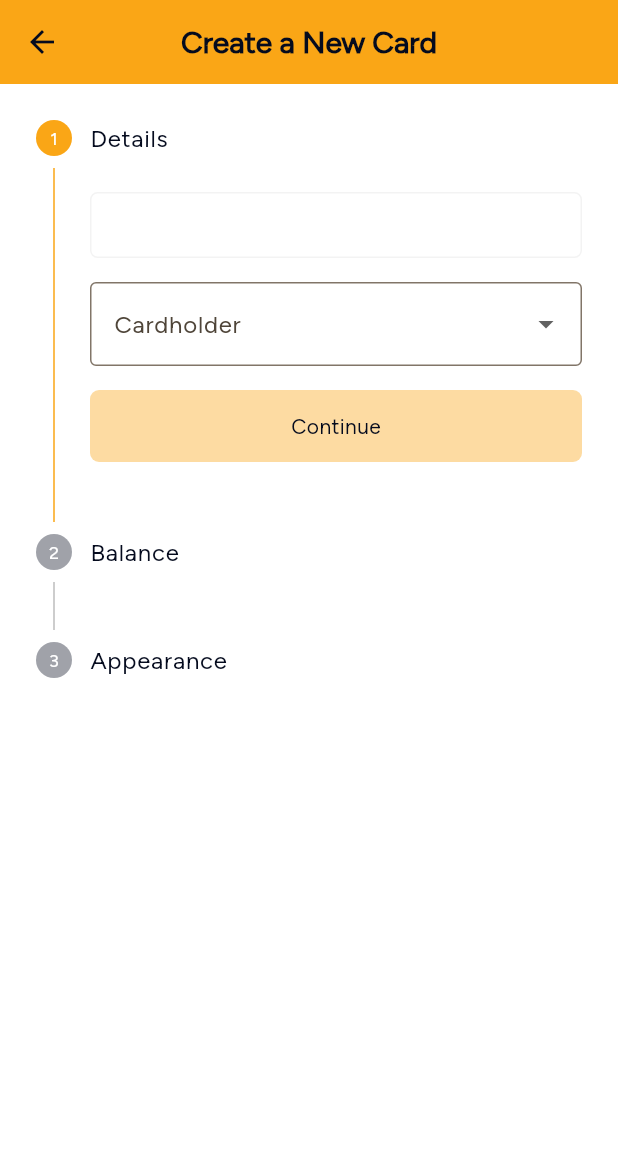
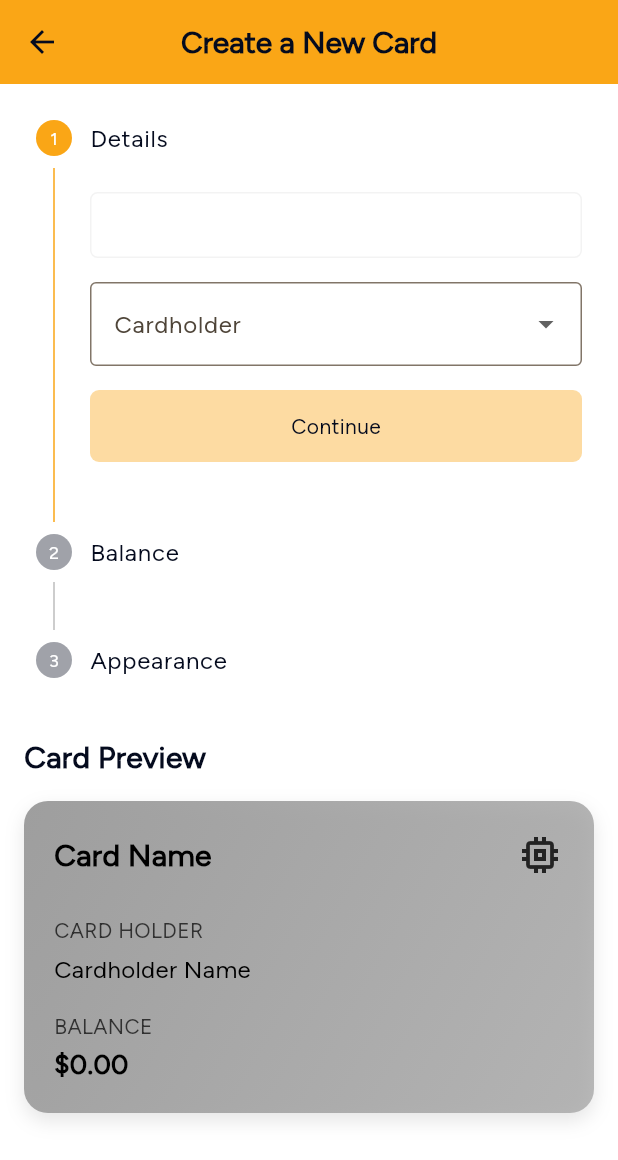
Before and after one commit to manaf-humany/pemo_test_app, a Flutter app: the CreateCardPage screen opened directly, on a phone screen of 412 x 824 dp. Shown: the top 1160 px of the screen. Run offline on Flutter 3.47's test engine with Material 3 defaults, Android fonts, the light colour scheme and no system bars; our stand-ins replace bloc, cached_network_image, dartz, dio, equatable, flutter_bloc and 13 more; missing offline and left inert: storybook_flutter; accounts and stored records are empty; project files that could hold a hidden picture were left out.

Commit message:
feat: add live card preview to create card stepper
This commit introduces a live preview of the card being created within the `CreateCardPage`.

- Wraps the `Stepper` in a `SingleChildScrollView` to accommodate the new preview section.
- Adds a `_CardPreview` widget below the stepper.
- The `_CardPreview` widget displays a `CardItemWidget` that updates in real-time based on the user's input in the stepper (card name, cardholder name, balance, and card color).
- Default placeholder values are used for the preview if the corresponding fields are empty.

```diff
--- a/lib/features/manage_cards/presentation/create_card/pages/create_card_page.dart
+++ b/lib/features/manage_cards/presentation/create_card/pages/create_card_page.dart
@@ -68,7 +68,10 @@ class _CreateCardForm extends StatelessWidget {
       },
       child: BlocBuilder<CreateCardCubit, CreateCardState>(
         builder: (context, state) {
-          return Stepper(
+          return SingleChildScrollView(
+            child: Column(
+              children: [
+                Stepper(
                   currentStep: state.currentStep,
                   onStepTapped: (step) {
                     bool isTappable = true;
@@ -84,7 +87,8 @@ class _CreateCardForm extends StatelessWidget {
                   },
                   onStepContinue: () =>
                       context.read<CreateCardCubit>().onStepContinue(),
-            onStepCancel: () => context.read<CreateCardCubit>().onStepCancel(),
+                  onStepCancel: () =>
+                      context.read<CreateCardCubit>().onStepCancel(),
                   controlsBuilder: (context, details) {
                     return _ControlsBuilder(details: details);
                   },
@@ -93,6 +97,13 @@ class _CreateCardForm extends StatelessWidget {
                     _buildStep2(context, state),
                     _buildStep3(context, state),
                   ],
+                ),
+                Padding(
+                  padding: const EdgeInsets.all(AppSpacing.x4),
+                  child: _CardPreview(state: state),
+                ),
+              ],
+            ),
           );
         },
       ),
@@ -275,3 +286,32 @@ class _BalanceRangeTextInputFormatter extends TextInputFormatter {
     );
   }
 }
+
+class _CardPreview extends StatelessWidget {
+  const _CardPreview({required this.state});
+
+  final CreateCardState state;
+
+  @override
+  Widget build(BuildContext context) {
+    final card = CardEntity(
+      id: 'preview',
+      cardName:
+          state.cardName.value.isNotEmpty ? state.cardName.value : 'Card Name',
+      cardholderName: state.cardholder.value.isNotEmpty
+          ? state.cardholder.value
+          : 'Cardholder Name',
+      balance: int.tryParse(state.balance.value) ?? 0,
+      cardColor: state.cardColor.value ?? Colors.grey.toARGB32(),
+    );
+
+    return Column(
+      crossAxisAlignment: CrossAxisAlignment.start,
+      children: [
+        const AppText.headingMedium('Card Preview'),
+        const SizedBox(height: AppSpacing.x4),
+        CardItemWidget(card: card),
+      ],
+    );
+  }
+}
```
Lines whose indentation alone changed are shown as unchanged.
